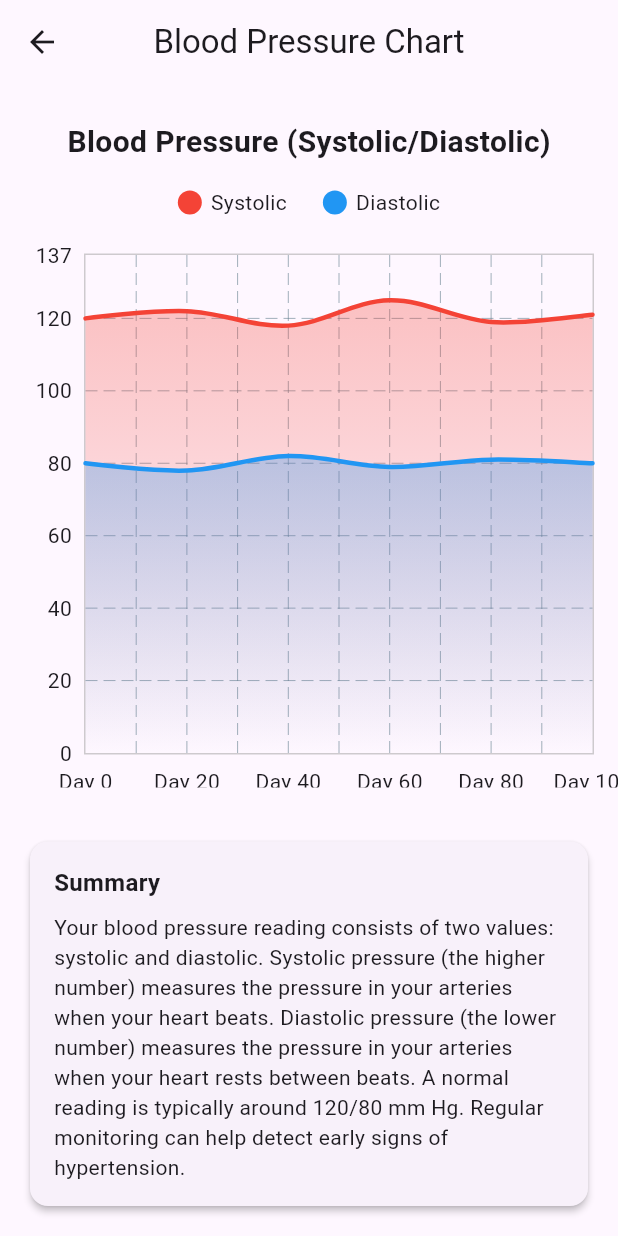
After one commit to Naman2004singh/Vedavita, a Flutter app: the LinearCharts screen opened directly, on a phone screen of 412 x 824 dp. The commit adds this screen. Run offline on Flutter 3.47's test engine with Material 3 defaults, Android fonts, the phone set to English and light mode, and no system bars; drawn by our look-alikes of fl_chart; our stand-ins replace another_flushbar, flutter_markdown, flutter_riverpod, flutter_svg, image_picker, shared_preferences; accounts and stored records are empty; project files that could hold a hidden picture were left out.

Commit message:
added the blood pressure chart

```diff
--- /dev/null
+++ b/lib/models/bp_model.dart
@@ -0,0 +1,23 @@
+// import 'package:fl_chart/fl_chart.dart';
+// import 'package:flutter/material.dart';
+
+// class ChartData {
+//   final List<FlSpot> spots;
+//   final Color color;
+
+//   ChartData({required this.spots, required this.color});
+// }
+
+
+import 'package:fl_chart/fl_chart.dart';
+import 'package:flutter/material.dart';
+
+class ChartData {
+  final List<FlSpot> spots;
+  final Color color;
+
+  ChartData({
+    required this.spots,
+    required this.color,
+  });
+}
--- /dev/null
+++ b/lib/providers/bp_provider.dart
@@ -0,0 +1,31 @@
+import 'package:flutter_riverpod/flutter_riverpod.dart';
+import 'package:flutter/material.dart';
+import 'package:fl_chart/fl_chart.dart';
+import 'package:vedavita/models/bp_model.dart';
+
+final chartDataProvider = FutureProvider<List<ChartData>>((ref) async {
+  await Future.delayed(const Duration(seconds: 1));
+
+  final systolicSpots = <FlSpot>[
+    FlSpot(0, 120),
+    FlSpot(20, 122),
+    FlSpot(40, 118),
+    FlSpot(60, 125),
+    FlSpot(80, 119),
+    FlSpot(100, 121),
+  ];
+
+  final diastolicSpots = <FlSpot>[
+    FlSpot(0, 80),
+    FlSpot(20, 78),
+    FlSpot(40, 82),
+    FlSpot(60, 79),
+    FlSpot(80, 81),
+    FlSpot(100, 80),
+  ];
+
+  return [
+    ChartData(spots: systolicSpots, color: Colors.red),
+    ChartData(spots: diastolicSpots, color: Colors.blue),
+  ];
+});
--- /dev/null
+++ b/lib/views/dashboard/widgets/blood pressure/bp_screen.dart
@@ -0,0 +1,242 @@
+import 'package:fl_chart/fl_chart.dart';
+import 'package:flutter/material.dart';
+import 'package:flutter_riverpod/flutter_riverpod.dart';
+import 'package:vedavita/providers/bp_provider.dart';
+
+class LinearCharts extends ConsumerWidget {
+  const LinearCharts({super.key});
+
+  @override
+  Widget build(BuildContext context, WidgetRef ref) {
+    final chartDataAsync = ref.watch(chartDataProvider);
+
+    return Scaffold(
+      appBar: AppBar(
+        title: const Text("Blood Pressure Chart"),
+        centerTitle: true,
+        elevation: 0,
+      ),
+      body: chartDataAsync.when(
+        loading: () => const Center(
+          child: Column(
+            mainAxisAlignment: MainAxisAlignment.center,
+            children: [
+              CircularProgressIndicator(),
+              SizedBox(height: 16),
+              Text("Loading chart data...", style: TextStyle(fontSize: 16)),
+            ],
+          ),
+        ),
+        error: (error, stack) => Center(
+          child: Column(
+            mainAxisAlignment: MainAxisAlignment.center,
+            children: [
+              Icon(Icons.error_outline, color: Colors.red, size: 48),
+              SizedBox(height: 16),
+              Text('Error loading data: $error',
+                  style: TextStyle(color: Colors.red)),
+              SizedBox(height: 16),
+              ElevatedButton(
+                onPressed: () => ref.refresh(chartDataProvider),
+                child: const Text('Retry'),
+              ),
+            ],
+          ),
+        ),
+        data: (chartDataList) {
+          if (chartDataList.isEmpty) {
+            return const Center(
+              child: Column(
+                mainAxisAlignment: MainAxisAlignment.center,
+                children: [
+                  Icon(Icons.bar_chart_outlined, size: 64, color: Colors.grey),
+                  SizedBox(height: 16),
+                  Text('No data available', style: TextStyle(fontSize: 18)),
+                ],
+              ),
+            );
+          }
+
+          // Calculate global min/max values from all data points
+          final allPoints =
+              chartDataList.expand((chart) => chart.spots).toList();
+          final maxY =
+              allPoints.map((e) => e.y).reduce((a, b) => a > b ? a : b) * 1.1;
+          final minY = 0.0;
+
+          return Column(
+            children: [
+              // Title
+              const Padding(
+                padding: EdgeInsets.only(top: 24.0, bottom: 8.0),
+                child: Text(
+                  "Blood Pressure (Systolic/Diastolic)",
+                  style: TextStyle(
+                    fontSize: 20,
+                    fontWeight: FontWeight.bold,
+                  ),
+                ),
+              ),
+
+              // Legend
+              Padding(
+                padding: const EdgeInsets.symmetric(vertical: 8.0),
+                child: Row(
+                  mainAxisAlignment: MainAxisAlignment.center,
+                  children: chartDataList.asMap().entries.map((entry) {
+                    final index = entry.key;
+                    final data = entry.value;
+                    final title = index == 0 ? "Systolic" : "Diastolic";
+
+                    return Padding(
+                      padding: const EdgeInsets.symmetric(horizontal: 12.0),
+                      child: Row(
+                        children: [
+                          Container(
+                            width: 16,
+                            height: 16,
+                            decoration: BoxDecoration(
+                              color: data.color,
+                              shape: BoxShape.circle,
+                            ),
+                          ),
+                          const SizedBox(width: 6),
+                          Text(
+                            title,
+                            style: const TextStyle(fontSize: 14),
+                          ),
+                        ],
+                      ),
+                    );
+                  }).toList(),
+                ),
+              ),
+
+              // Line chart
+              Expanded(
+                child: Padding(
+                  padding: const EdgeInsets.all(16.0),
+                  child: LineChart(
+                    LineChartData(
+                      maxX: 100,
+                      minX: 0,
+                      maxY: maxY,
+                      minY: minY,
+                      lineBarsData: chartDataList.map((chartData) {
+                        return LineChartBarData(
+                          spots: chartData.spots,
+                          isCurved: true,
+                          color: chartData.color,
+                          barWidth: 3,
+                          isStrokeCapRound: true,
+                          dotData: FlDotData(show: false),
+                          belowBarData: BarAreaData(
+                            show: true,
+                            gradient: LinearGradient(
+                              colors: [
+                                chartData.color.withOpacity(0.3),
+                                chartData.color.withOpacity(0.0),
+                              ],
+                              begin: Alignment.topCenter,
+                              end: Alignment.bottomCenter,
+                            ),
+                          ),
+                        );
+                      }).toList(),
+                      gridData: FlGridData(show: true),
+                      borderData: FlBorderData(
+                        show: true,
+                        border: Border.all(color: Colors.grey.withOpacity(0.5)),
+                      ),
+                      titlesData: FlTitlesData(
+                        bottomTitles: AxisTitles(
+                          sideTitles: SideTitles(
+                            showTitles: true,
+                            interval: 20,
+                            getTitlesWidget: (value, meta) => SideTitleWidget(
+                              axisSide: meta.axisSide,
+                              space: 8,
+                              child: Text('Day ${value.toInt()}'),
+                            ),
+                          ),
+                        ),
+                        leftTitles: AxisTitles(
+                          sideTitles: SideTitles(
+                            showTitles: true,
+                            interval: 20,
+                            reservedSize: 40,
+                            getTitlesWidget: (value, meta) => SideTitleWidget(
+                              axisSide: meta.axisSide,
+                              space: 8,
+                              child: Text('${value.toInt()}'),
+                            ),
+                          ),
+                        ),
+                        topTitles: AxisTitles(
+                          sideTitles: SideTitles(showTitles: false),
+                        ),
+                        rightTitles: AxisTitles(
+                          sideTitles: SideTitles(showTitles: false),
+                        ),
+                      ),
+                      lineTouchData: LineTouchData(
+                        touchTooltipData: LineTouchTooltipData(
+                          tooltipBgColor: Colors.black87,
+                          getTooltipItems: (touchedSpots) {
+                            return touchedSpots.map((spot) {
+                              final title =
+                                  spot.barIndex == 0 ? "Systolic" : "Diastolic";
+                              return LineTooltipItem(
+                                '$title\nDay ${spot.x.toInt()}: ${spot.y.toInt()}',
+                                const TextStyle(
+                                  color: Colors.white,
+                                  fontWeight: FontWeight.bold,
+                                  fontSize: 12,
+                                ),
+                              );
+                            }).toList();
+                          },
+                        ),
+                        handleBuiltInTouches: true,
+                      ),
+                    ),
+                  ),
+                ),
+              ),
+
+              // Summary Card
+              const Padding(
+                padding: EdgeInsets.all(16.0),
+                child: Card(
+                  elevation: 2,
+                  child: Padding(
+                    padding: EdgeInsets.all(16.0),
+                    child: Column(
+                      crossAxisAlignment: CrossAxisAlignment.start,
+                      children: [
+                        Text(
+                          "Summary",
+                          style: TextStyle(
+                              fontSize: 16, fontWeight: FontWeight.bold),
+                        ),
+                        SizedBox(height: 8),
+                        Text(
+                          "Your blood pressure reading consists of two values: systolic and diastolic. "
+                          "Systolic pressure (the higher number) measures the pressure in your arteries "
+                          "when your heart beats. Diastolic pressure (the lower number) measures the pressure "
+                          "in your arteries when your heart rests between beats. A normal reading is typically "
+                          "around 120/80 mm Hg. Regular monitoring can help detect early signs of hypertension.",
+                          style: TextStyle(fontSize: 14),
+                        ),
+                      ],
+                    ),
+                  ),
+                ),
+              ),
+            ],
+          );
+        },
+      ),
+    );
+  }
+}
--- a/lib/views/dashboard/widgets/health_matric.dart
+++ b/lib/views/dashboard/widgets/health_matric.dart
@@ -4,6 +4,7 @@ import 'package:flutter_svg/flutter_svg.dart';
 // import 'package:vedavita/utils/app_colors.dart';
 import 'package:vedavita/utils/app_constants.dart';
 import 'package:vedavita/utils/app_textstyle.dart';
+import 'package:vedavita/views/dashboard/widgets/blood%20pressure/bp_screen.dart';
 import 'package:vedavita/views/dashboard/widgets/heart/heart_dahboard.dart';
 
 class HealthMatric extends StatelessWidget {
@@ -27,17 +28,17 @@ class HealthMatric extends StatelessWidget {
             scrollDirection: Axis.horizontal,
             child: Row(
               children: [
-                // CustomContainer(
-                //   assetName: "assets/images/barChart.svg",
-                //   boxText: "Recovery Score",
-                //   linearGradient: AppColors.greenGradient,
-                //   onTap: () {},
-                // ),
-                // const SizedBox(
-                //   width: 20,
-                // ),
-                SvgPicture.asset(
-                  "assets/logo/bp.svg",
+                GestureDetector(
+                  onTap: () {
+                    Navigator.push(
+                        context,
+                        MaterialPageRoute(
+                          builder: (context) => LinearCharts(),
+                        ));
+                  },
+                  child: SvgPicture.asset(
+                    "assets/logo/bp.svg",
+                  ),
                 ),
                 const SizedBox(
                   width: 20.0,
```
